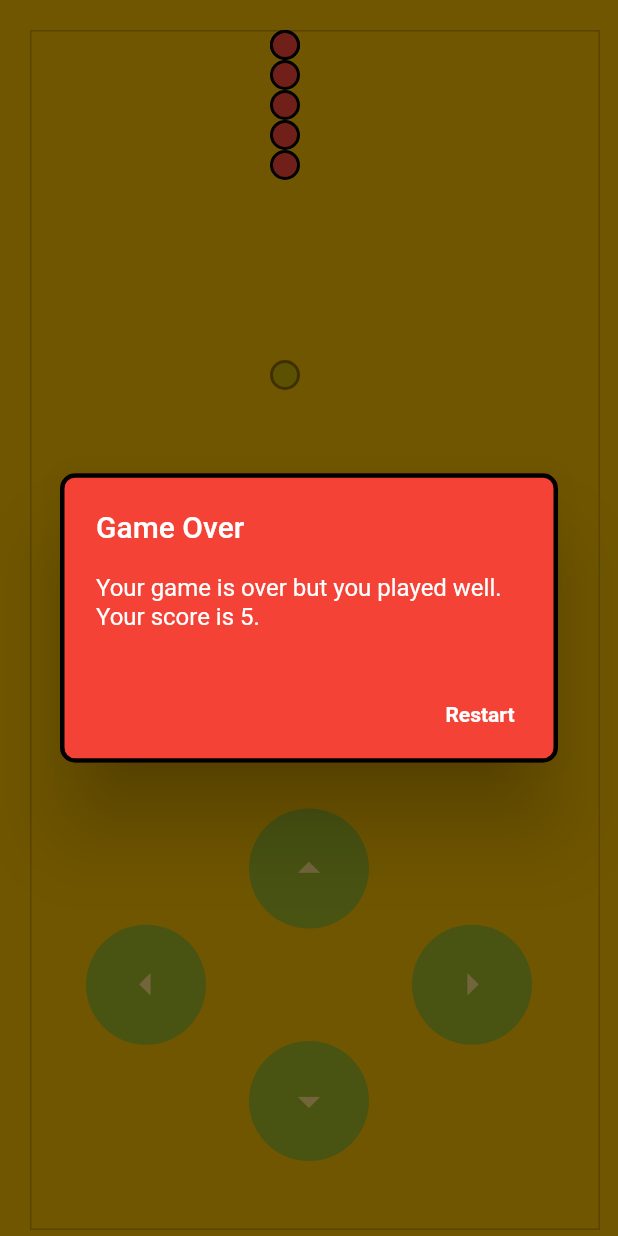
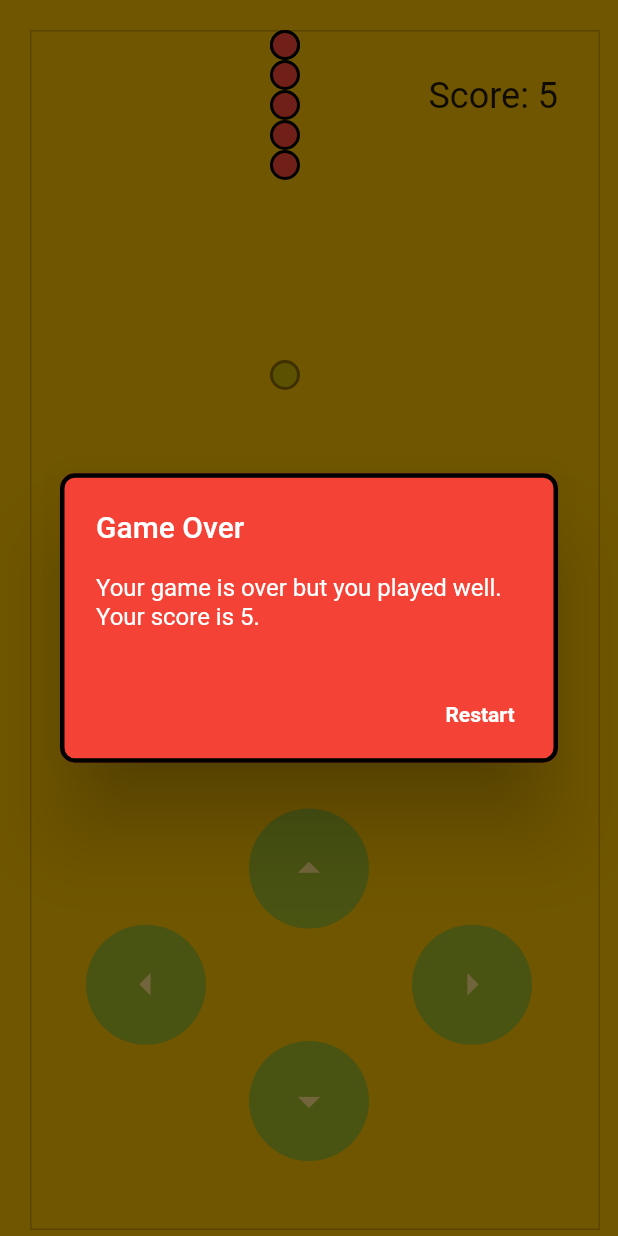
Before and after one commit to Huso-16/Snake-Game, a Flutter app: the screen it shows after launch, on a phone screen of 412 x 824 dp. Run offline on Flutter 3.47's test engine with Material 2 defaults, Android fonts, the phone set to English and light mode, and no system bars.

Commit message:
Add score

```diff
--- a/lib/game.dart
+++ b/lib/game.dart
@@ -228,7 +228,14 @@ class _GamePageState extends State<GamePage> {
   }
 
   Widget getScore() {
-    // TODO
+    return Positioned(
+      top: 50.0,
+      right: 40.0,
+      child: Text(
+        "Score: " + score.toString(),
+        style: TextStyle(fontSize: 24.0),
+      ),
+    );
   }
 
   void restart() {
@@ -284,7 +291,8 @@ class _GamePageState extends State<GamePage> {
               children: getPieces(),
             ),
             getControls(),
-            food
+            food,
+            getScore()
           ],
         ),
       ),
```
